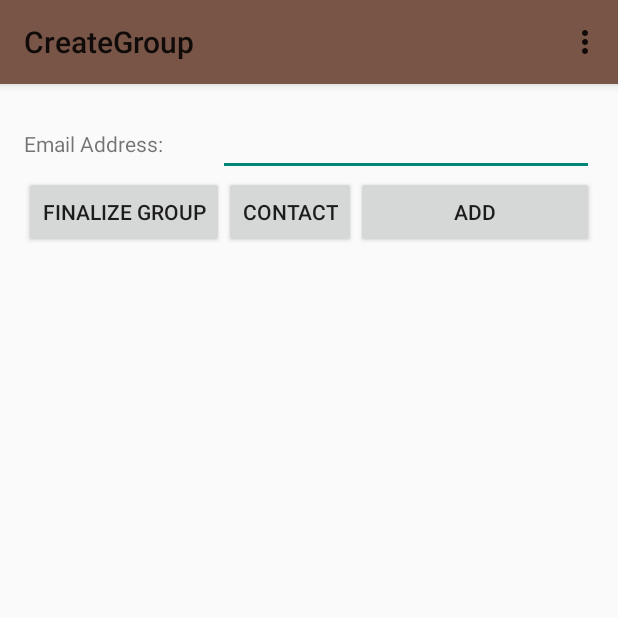
After one commit to Stuart4/FoxMeet-Android, an Android app: the CreateGroup screen opened directly, with no data from a screen before it, on a phone screen of 412 x 824 dp, the top half of it. The commit adds this screen. Run offline under Robolectric (Android 15) with nearby library versions, the phone set to English and light mode, and no system bars.

Commit message:
adds add group interface

```diff
--- /dev/null
+++ b/app/src/main/java/com/foxcorp/foxmeet/foxmeet_android/CreateGroup.java
@@ -0,0 +1,101 @@
+package com.foxcorp.foxmeet.foxmeet_android;
+
+import android.app.Activity;
+import android.content.Intent;
+import android.database.Cursor;
+import android.net.Uri;
+import android.os.Bundle;
+import android.provider.ContactsContract;
+import android.view.Menu;
+import android.view.MenuItem;
+import android.view.View;
+import android.widget.*;
+
+import java.util.LinkedList;
+
+
+public class CreateGroup extends Activity {
+	LinkedList<String> email = new LinkedList<>();
+	ArrayAdapter<String> adapter;
+	ListView listView;
+	EditText editText;
+
+	@Override
+	protected void onCreate(Bundle savedInstanceState) {
+		super.onCreate(savedInstanceState);
+		setContentView(R.layout.activity_create_group);
+		listView = (ListView) findViewById(R.id.listView2);
+		adapter = new ArrayAdapter<String>(this, android.R.layout.simple_list_item_1, email);
+		listView.setAdapter(adapter);
+		listView.setOnItemClickListener(new AdapterView.OnItemClickListener() {
+			@Override
+			public void onItemClick(AdapterView<?> parent, View view, int position, long id) {
+				email.remove(position);
+				adapter.notifyDataSetChanged();
+			}
+		});
+		editText = (EditText) findViewById(R.id.editText);
+
+	}
+
+	public void finalize(View v) {
+
+	}
+
+	public void addEmail (View v) {
+		if (editText.getText().equals(""))
+			return;
+		email.add(editText.getText().toString());
+		editText.setText("");
+		adapter.notifyDataSetChanged();
+	}
+
+
+	public void getContact (View v) {
+		Intent pickContactIntent = new Intent(Intent.ACTION_PICK, Uri.parse("content://contacts"));
+		pickContactIntent.setType(ContactsContract.CommonDataKinds.Email.CONTENT_TYPE); // Show user only contacts w/ phone numbers
+		startActivityForResult(pickContactIntent, 1);
+
+	}
+
+	@Override
+	protected void onActivityResult(int requestCode, int resultCode, Intent data) {
+		if (requestCode == 1) {
+			if (resultCode == RESULT_OK) {
+				Uri contactUri = data.getData();
+				String[] projection = {ContactsContract.CommonDataKinds.Email.ADDRESS};
+				Cursor cursor = getContentResolver()
+						.query(contactUri, projection, null, null, null);
+				cursor.moveToFirst();
+
+				int column = cursor.getColumnIndex(ContactsContract.CommonDataKinds.Email.ADDRESS);
+				String address = cursor.getString(column);
+				editText.setText(address);
+			}
+		}
+	}
+
+
+
+		@Override
+	public boolean onCreateOptionsMenu(Menu menu) {
+		// Inflate the menu; this adds items to the action bar if it is present.
+		getMenuInflater().inflate(R.menu.menu_create_group, menu);
+		return true;
+	}
+
+	@Override
+	public boolean onOptionsItemSelected(MenuItem item) {
+		// Handle action bar item clicks here. The action bar will
+		// automatically handle clicks on the Home/Up button, so long
+		// as you specify a parent activity in AndroidManifest.xml.
+		int id = item.getItemId();
+
+		//noinspection SimplifiableIfStatement
+		if (id == R.id.action_settings) {
+			return true;
+		}
+
+		return super.onOptionsItemSelected(item);
+	}
+}
--- a/app/src/main/java/com/foxcorp/foxmeet/foxmeet_android/MainActivity.java
+++ b/app/src/main/java/com/foxcorp/foxmeet/foxmeet_android/MainActivity.java
@@ -71,4 +71,9 @@ public class MainActivity extends Activity {
 		Intent i = pm.getLaunchIntentForPackage("com.google.android.contacts");
 		getApplicationContext().startActivity(i);
 	}
+
+	public void openGroups (View v) {
+		Intent intent = new Intent(this, GroupActivity.class);
+		startActivity(intent);
+	}
 }
--- /dev/null
+++ b/app/src/main/res/layout/activity_create_group.xml
@@ -0,0 +1,62 @@
+<RelativeLayout xmlns:android="http://schemas.android.com/apk/res/android"
+                xmlns:tools="http://schemas.android.com/tools"
+                android:layout_width="match_parent"
+                android:layout_height="match_parent"
+                android:paddingLeft="@dimen/activity_horizontal_margin"
+                android:paddingRight="@dimen/activity_horizontal_margin"
+                android:paddingTop="@dimen/activity_vertical_margin"
+                android:paddingBottom="@dimen/activity_vertical_margin"
+                tools:context="com.foxcorp.foxmeet.foxmeet_android.CreateGroup">
+
+	<LinearLayout
+			android:orientation="vertical"
+			android:layout_width="fill_parent"
+			android:layout_height="fill_parent"
+			android:layout_centerHorizontal="true" android:layout_alignParentTop="true">
+		<LinearLayout
+				android:orientation="horizontal"
+				android:layout_width="fill_parent"
+				android:layout_height="wrap_content" android:layout_gravity="bottom">
+			<TextView
+					android:layout_width="wrap_content"
+					android:layout_height="wrap_content"
+					android:text="Email Address:"
+					android:id="@+id/textView" android:layout_weight="1"/>
+			<EditText
+					android:layout_width="wrap_content"
+					android:layout_height="wrap_content"
+					android:inputType="textEmailAddress"
+					android:ems="10"
+					android:id="@+id/editText" android:layout_weight="1"/>
+		</LinearLayout>
+		<LinearLayout
+				android:orientation="horizontal"
+				android:layout_width="fill_parent"
+				android:layout_height="wrap_content">
+			<Button
+					android:layout_width="wrap_content"
+					android:layout_height="wrap_content"
+					android:onClick="finalize"
+					android:text="Finalize Group"
+					android:id="@+id/button3" android:layout_gravity="left"/>
+			<Button
+					android:layout_width="wrap_content"
+					android:layout_height="wrap_content"
+					android:onClick="getContact"
+					android:text="Contact"
+					android:id="@+id/button4"/>
+			<Button
+					android:layout_width="wrap_content"
+					android:layout_height="wrap_content"
+					android:onClick="addEmail"
+					android:text="Add"
+					android:id="@+id/button2" android:layout_alignParentTop="true"
+					android:layout_alignParentEnd="true" android:layout_weight="1" android:layout_gravity="right"/>
+		</LinearLayout>
+		<ListView
+				android:layout_width="fill_parent"
+				android:layout_height="fill_parent"
+				android:id="@+id/listView2" android:layout_centerVertical="true" android:layout_centerHorizontal="true"
+				android:layout_gravity="bottom"/>
+	</LinearLayout>
+</RelativeLayout>
--- a/app/src/main/res/layout/activity_main.xml
+++ b/app/src/main/res/layout/activity_main.xml
@@ -21,17 +21,18 @@
 		<Button
 				android:layout_width="wrap_content"
 				android:layout_height="wrap_content"
+				android:onClick="openGroups"
 				android:text="Groups"
 				android:id="@+id/groupButton" android:layout_gravity="center_horizontal"/>
 		<Button
 				android:layout_width="wrap_content"
 				android:layout_height="wrap_content"
+				android:onClick="openContacts"
 				android:text="Contacts"
 				android:id="@+id/contactButton" android:layout_gravity="center_horizontal"/>
 		<Button
 				android:layout_width="wrap_content"
 				android:layout_height="wrap_content"
-				android:onClick="openContacts"
 				android:text="New Event"
 				android:id="@+id/addEventButton" android:layout_gravity="center_horizontal"/>
 	</LinearLayout>
--- /dev/null
+++ b/app/src/main/res/menu/menu_create_group.xml
@@ -0,0 +1,8 @@
+<menu xmlns:android="http://schemas.android.com/apk/res/android"
+      xmlns:tools="http://schemas.android.com/tools"
+      tools:context="com.foxcorp.foxmeet.foxmeet_android.CreateGroup">
+	<item android:id="@+id/action_settings"
+	      android:title="@string/action_settings"
+	      android:orderInCategory="100"
+	      android:showAsAction="never"/>
+</menu>
--- a/app/src/main/res/values/strings.xml
+++ b/app/src/main/res/values/strings.xml
@@ -3,5 +3,8 @@
 
     <string name="app_name">FoxMeet</string>
     <string name="action_settings">Settings</string>
+    <string name="title_activity_group">GroupActivity</string>
+    <string name="hello_world">Hello world!</string>
+    <string name="title_activity_create_group">CreateGroup</string>
 
 </resources>
```
Also changed, not shown: app/src/main/AndroidManifest.xml (+11 -1 lines), app/src/main/java/com/foxcorp/foxmeet/foxmeet_android/GroupActivity.java (added, +47 -0 lines), app/src/main/res/layout/activity_group.xml (added, +22 -0 lines), app/src/main/res/menu/menu_group.xml (added, +8 -0 lines).
